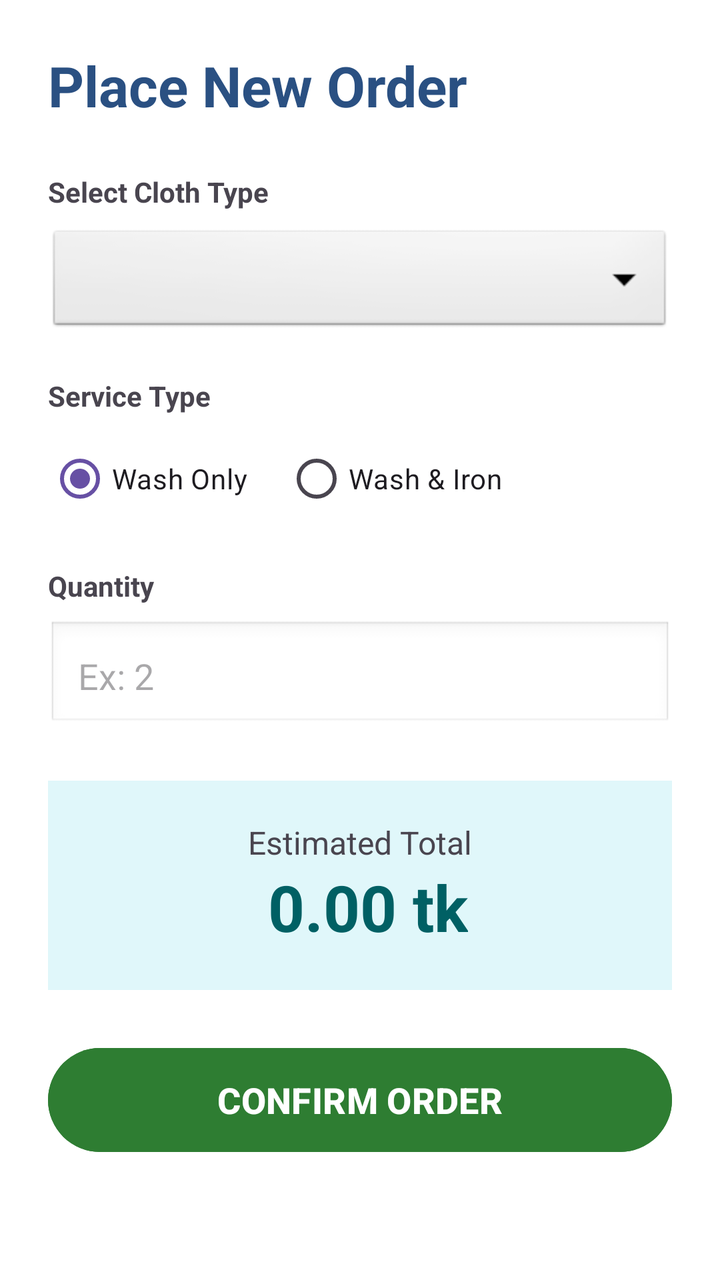
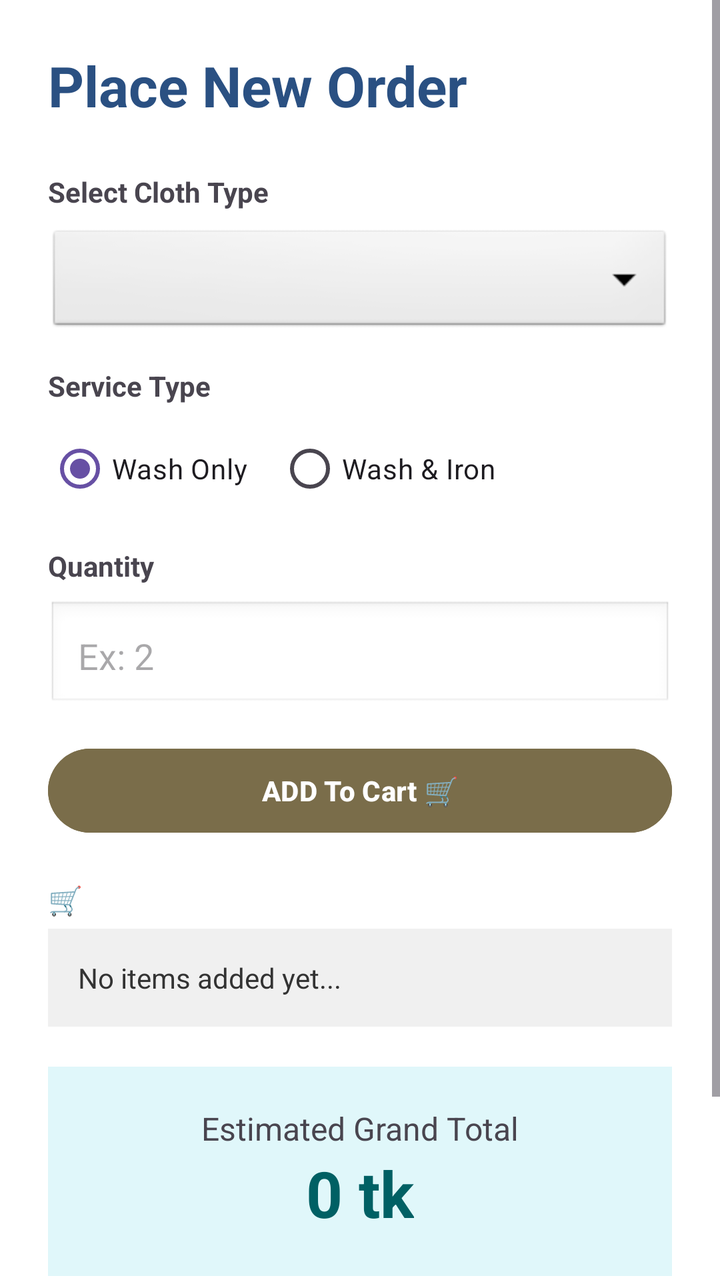

Compare the two renders of this Android layout. The source of the first and the diff that turns it into the second are given below.
<!-- AndroidManifest.xml: application theme Theme.LaundryApp -->
<!-- res/layout/activity_place_order.xml -->
<?xml version="1.0" encoding="utf-8"?>
<ScrollView xmlns:android="http://schemas.android.com/apk/res/android"
    android:layout_width="match_parent"
    android:layout_height="match_parent"
    android:background="#FFFFFF">

    <LinearLayout
        android:layout_width="match_parent"
        android:layout_height="wrap_content"
        android:orientation="vertical"
        android:padding="24dp">

        <TextView
            android:layout_width="wrap_content"
            android:layout_height="wrap_content"
            android:text="Place New Order"
            android:textSize="28sp"
            android:textStyle="bold"
            android:textColor="#2a5082"
            android:layout_marginBottom="25dp"/>

        <TextView
            android:layout_width="wrap_content"
            android:layout_height="wrap_content"
            android:text="Select Cloth Type"
            android:textStyle="bold"
            android:layout_marginBottom="8dp"/>

        <Spinner
            android:id="@+id/spinnerClothType"
            android:layout_width="match_parent"
            android:layout_height="55dp"
            android:background="@android:drawable/btn_dropdown"
            android:layout_marginBottom="20dp"/>

        <TextView
            android:layout_width="wrap_content"
            android:layout_height="wrap_content"
            android:text="Service Type"
            android:textStyle="bold"
            android:layout_marginBottom="8dp"/>

        <RadioGroup
            android:id="@+id/radioGroupService"
            android:layout_width="match_parent"
            android:layout_height="wrap_content"
            android:orientation="horizontal"
            android:layout_marginBottom="20dp">

            <RadioButton
                android:id="@+id/rbWashIron"
                android:layout_width="wrap_content"
                android:layout_height="wrap_content"
                android:layout_marginEnd="15dp"
                android:checked="true"
                android:text="Wash Only " />

            <RadioButton
                android:id="@+id/rbDryClean"
                android:layout_width="wrap_content"
                android:layout_height="wrap_content"
                android:text="Wash &amp; Iron" />
        </RadioGroup>

        <TextView
            android:layout_width="wrap_content"
            android:layout_height="wrap_content"
            android:text="Quantity"
            android:textStyle="bold"
            android:layout_marginBottom="8dp"/>

        <EditText
            android:id="@+id/etQuantity"
            android:layout_width="match_parent"
            android:layout_height="55dp"
            android:hint="Ex: 2"
            android:inputType="number"
            android:background="@android:drawable/edit_text"
            android:padding="15dp"
            android:layout_marginBottom="25dp"/>

        <LinearLayout
            android:layout_width="match_parent"
            android:layout_height="wrap_content"
            android:background="#E0F7FA"
            android:padding="20dp"
            android:orientation="vertical"
            android:gravity="center"
            android:layout_marginBottom="25dp">

            <TextView
                android:layout_width="wrap_content"
                android:layout_height="wrap_content"
                android:text="Estimated Total"
                android:textSize="16sp"/>

            <TextView
                android:id="@+id/tvTotalPrice"
                android:layout_width="wrap_content"
                android:layout_height="wrap_content"
                android:text=" 0.00 tk"
                android:textColor="#006064"
                android:textSize="32sp"
                android:textStyle="bold" />
        </LinearLayout>

        <Button
            android:id="@+id/btnPlaceOrder"
            android:layout_width="match_parent"
            android:layout_height="60dp"
            android:text="CONFIRM ORDER"
            android:backgroundTint="#2E7D32"
            android:textStyle="bold"
            android:textSize="18sp"/>

    </LinearLayout>
</ScrollView>
<!-- resources referenced by this layout -->
<resources>
  <style name="Theme.LaundryApp" parent="Base.Theme.LaundryApp" />
  <style name="Base.Theme.LaundryApp" parent="Theme.Material3.DayNight.NoActionBar">
          
          
      </style>
</resources>

<!-- the commit's change to res/layout/activity_place_order.xml (unified diff, before → after) -->
@@ -1,5 +1,6 @@
 <?xml version="1.0" encoding="utf-8"?>
 <ScrollView xmlns:android="http://schemas.android.com/apk/res/android"
+    xmlns:tools="http://schemas.android.com/tools"
     android:layout_width="match_parent"
     android:layout_height="match_parent"
     android:background="#FFFFFF">
@@ -31,7 +32,7 @@
             android:layout_width="match_parent"
             android:layout_height="55dp"
             android:background="@android:drawable/btn_dropdown"
-            android:layout_marginBottom="20dp"/>
+            android:layout_marginBottom="15dp"/>
 
         <TextView
             android:layout_width="wrap_content"
@@ -45,7 +46,7 @@
             android:layout_width="match_parent"
             android:layout_height="wrap_content"
             android:orientation="horizontal"
-            android:layout_marginBottom="20dp">
+            android:layout_marginBottom="15dp">
 
             <RadioButton
                 android:id="@+id/rbWashIron"
@@ -53,7 +54,7 @@
                 android:layout_height="wrap_content"
                 android:layout_marginEnd="15dp"
                 android:checked="true"
-                android:text="Wash Only " />
+                android:text="Wash Only" />
 
             <RadioButton
                 android:id="@+id/rbDryClean"
@@ -77,7 +78,35 @@
             android:inputType="number"
             android:background="@android:drawable/edit_text"
             android:padding="15dp"
-            android:layout_marginBottom="25dp"/>
+            android:layout_marginBottom="15dp"/>
+
+        <Button
+            android:id="@+id/btnAddItem"
+            android:layout_width="match_parent"
+            android:layout_height="50dp"
+            android:layout_marginBottom="20dp"
+            android:backgroundTint="#7A6D4A"
+            android:text="ADD To Cart 🛒"
+            android:textStyle="bold" />
+
+        <TextView
+            android:layout_width="wrap_content"
+            android:layout_height="wrap_content"
+            android:layout_marginBottom="5dp"
+            android:text="🛒 "
+            android:textStyle="bold"
+            tools:textSize="48sp" />
+
+        <TextView
+            android:id="@+id/tvCartList"
+            android:layout_width="match_parent"
+            android:layout_height="wrap_content"
+            android:text="No items added yet..."
+            android:background="#F0F0F0"
+            android:padding="15dp"
+            android:textSize="14sp"
+            android:textColor="#333333"
+            android:layout_marginBottom="20dp"/>
 
         <LinearLayout
             android:layout_width="match_parent"
@@ -91,14 +120,14 @@
             <TextView
                 android:layout_width="wrap_content"
                 android:layout_height="wrap_content"
-                android:text="Estimated Total"
+                android:text="Estimated Grand Total"
                 android:textSize="16sp"/>
 
             <TextView
                 android:id="@+id/tvTotalPrice"
                 android:layout_width="wrap_content"
                 android:layout_height="wrap_content"
-                android:text=" 0.00 tk"
+                android:text="0 tk"
                 android:textColor="#006064"
                 android:textSize="32sp"
                 android:textStyle="bold" />
